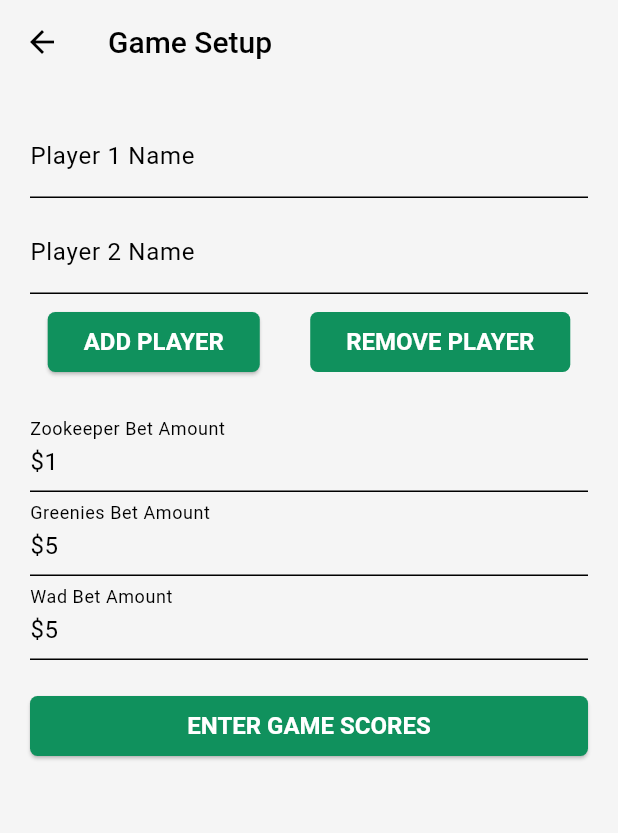
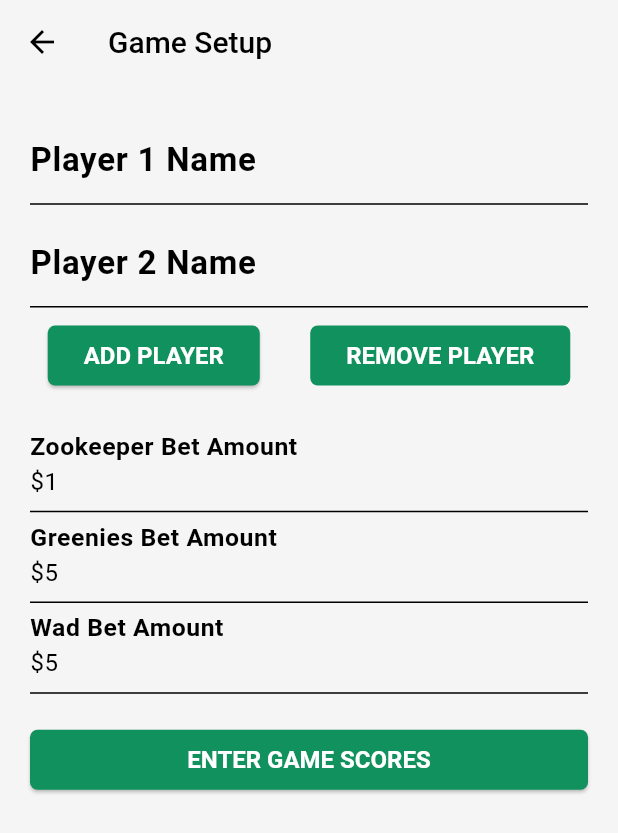
Before and after one commit to JRKeck/StrokeStakes, a Flutter app: the screen it shows after launch, after a tap on "GAME CALCULATOR", on a phone screen of 412 x 824 dp. Shown: the top 833 px of the screen. Run offline on Flutter 3.47's test engine with Material 3 defaults, Android fonts, the light colour scheme and no system bars.

Commit message:
Dark theme error UI

```diff
--- a/lib/core/theme/theme.dart
+++ b/lib/core/theme/theme.dart
@@ -9,10 +9,10 @@ const Color _primaryTextColor = Colors.black;
 const Color _secondaryTextColor = Colors.white;
 
 // Dark theme color variables
-const Color _darkPrimaryColor = Color.fromRGBO(12, 86, 75, 1);
+const Color _darkPrimaryColor = Color.fromRGBO(16, 145, 93, 1);
 const Color _darkSecondaryColor = _secondaryColor;
 const Color _darkSurfaceColor = Color(0xFF303030); // Dark Grey
-const Color _darkErrorColor = Color.fromARGB(255, 255, 236, 127);
+const Color _darkErrorColor = Color.fromRGBO(229, 255, 0, 1);
 const Color _darkPrimaryTextColor = Colors.white;
 const Color _darkSecondaryTextColor = Colors.black;
 
@@ -91,6 +91,18 @@ class AppTheme {
         bodyColor: _primaryTextColor,
         displayColor: _primaryTextColor,
       ),
+      inputDecorationTheme: const InputDecorationTheme(
+        labelStyle: TextStyle(
+          fontSize: 22, // Set the label font size to 22px
+          fontWeight: FontWeight.bold, // Bold weight for visibility
+          color: _primaryTextColor,
+        ),
+        floatingLabelStyle: TextStyle(
+          fontSize: 22, // Set the floating label font size to 22px
+          fontWeight: FontWeight.bold,
+          color: _primaryTextColor,
+        ),
+      ),
       elevatedButtonTheme: ElevatedButtonThemeData(
         style: _sharedElevatedButtonStyle.copyWith(
           backgroundColor: WidgetStateProperty.all(_primaryColor),
@@ -120,6 +132,16 @@ class AppTheme {
         bodyColor: _darkPrimaryTextColor,
         displayColor: _darkPrimaryTextColor,
       ),
+      inputDecorationTheme: const InputDecorationTheme(
+        labelStyle: TextStyle(
+          fontSize: 18, // Set the label font size to 22px
+          color: _darkPrimaryTextColor,
+        ),
+        floatingLabelStyle: TextStyle(
+          fontSize: 22, // Set the floating label font size to 22px
+          color: _darkPrimaryTextColor,
+        ),
+      ),
       elevatedButtonTheme: ElevatedButtonThemeData(
         style: _sharedElevatedButtonStyle.copyWith(
           backgroundColor: WidgetStateProperty.all(_darkPrimaryColor),
```
